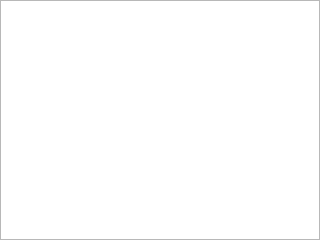
Before: the Qt Designer form src/editor/ui/curve/curveeditorwidget.ui in caiwan/Grafkit, drawn with Qt 5.
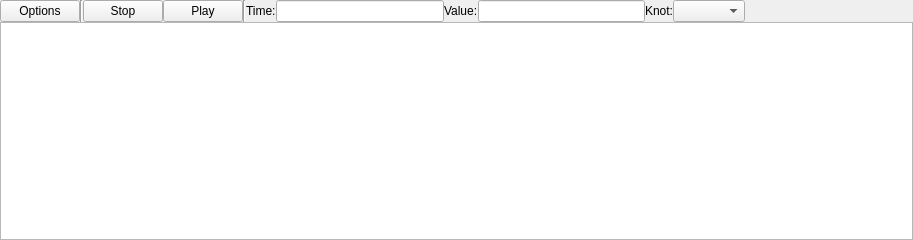
After: the same form once the commit is applied.

```diff
--- a/src/editor/ui/curve/curveeditorwidget.ui
+++ b/src/editor/ui/curve/curveeditorwidget.ui
@@ -6,13 +6,13 @@
    <rect>
     <x>0</x>
     <y>0</y>
-    <width>320</width>
+    <width>913</width>
     <height>240</height>
    </rect>
   </property>
   <property name="minimumSize">
    <size>
-    <width>86</width>
+    <width>558</width>
     <height>240</height>
    </size>
   </property>
@@ -20,13 +20,104 @@
    <string>Curve Editor</string>
   </property>
   <widget class="QWidget" name="dockWidgetContents">
-   <layout class="QHBoxLayout" name="horizontalLayout">
+   <layout class="QVBoxLayout" name="verticalLayout">
     <property name="spacing">
      <number>0</number>
     </property>
-    <property name="margin">
+    <property name="leftMargin">
      <number>0</number>
     </property>
+    <property name="topMargin">
+     <number>0</number>
+    </property>
+    <property name="rightMargin">
+     <number>0</number>
+    </property>
+    <property name="bottomMargin">
+     <number>0</number>
+    </property>
+    <item>
+     <layout class="QHBoxLayout" name="horizontalLayout">
+      <item>
+       <widget class="QPushButton" name="btn_playbackOptions">
+        <property name="text">
+         <string>Options</string>
+        </property>
+       </widget>
+      </item>
+      <item>
+       <widget class="Line" name="line">
+        <property name="orientation">
+         <enum>Qt::Vertical</enum>
+        </property>
+       </widget>
+      </item>
+      <item>
+       <widget class="QPushButton" name="btn_stop">
+        <property name="text">
+         <string>Stop</string>
+        </property>
+       </widget>
+      </item>
+      <item>
+       <widget class="QPushButton" name="btn_play">
+        <property name="text">
+         <string>Play</string>
+        </property>
+       </widget>
+      </item>
+      <item>
+       <widget class="Line" name="line_2">
+        <property name="orientation">
+         <enum>Qt::Vertical</enum>
+        </property>
+       </widget>
+      </item>
+      <item>
+       <widget class="QLabel" name="label">
+        <property name="text">
+         <string>Time:</string>
+        </property>
+       </widget>
+      </item>
+      <item>
+       <widget class="QLineEdit" name="edit_key"/>
+      </item>
+      <item>
+       <widget class="QLabel" name="label_2">
+        <property name="text">
+         <string>Value:</string>
+        </property>
+       </widget>
+      </item>
+      <item>
+       <widget class="QLineEdit" name="edit_value"/>
+      </item>
+      <item>
+       <widget class="QLabel" name="label_3">
+        <property name="text">
+         <string>Knot:</string>
+        </property>
+       </widget>
+      </item>
+      <item>
+       <widget class="QComboBox" name="comboBox"/>
+      </item>
+      <item>
+       <spacer name="horizontalSpacer">
+        <property name="orientation">
+         <enum>Qt::Horizontal</enum>
+        </property>
+        <property name="sizeHint" stdset="0">
+         <size>
+          <width>40</width>
+          <height>20</height>
+         </size>
+        </property>
+       </spacer>
+      </item>
+     </layout>
+    </item>
     <item>
      <widget class="QGraphicsView" name="graphicsView">
       <property name="verticalScrollBarPolicy">
```
